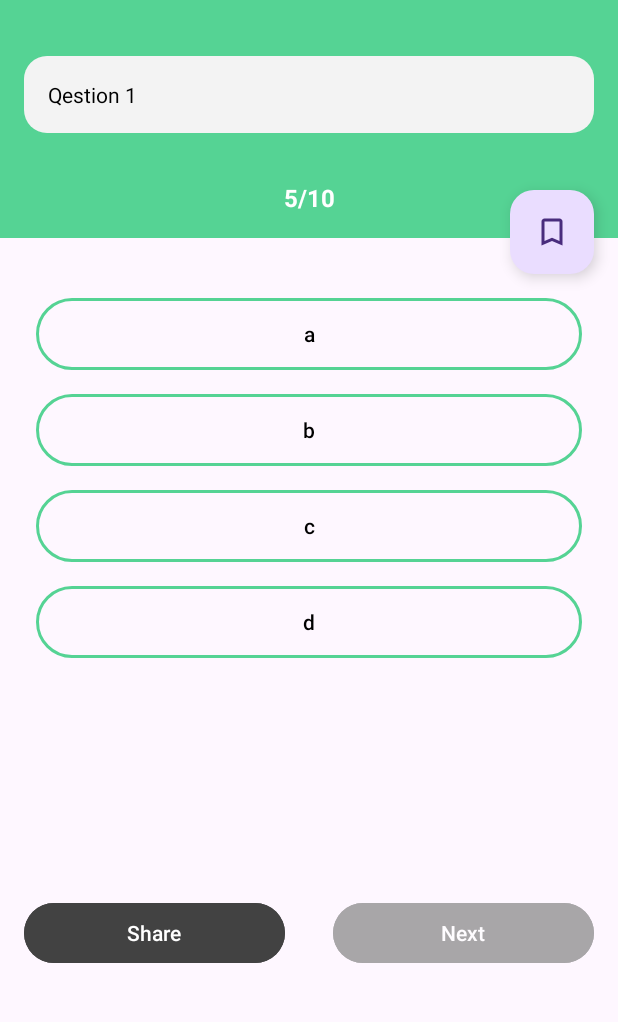
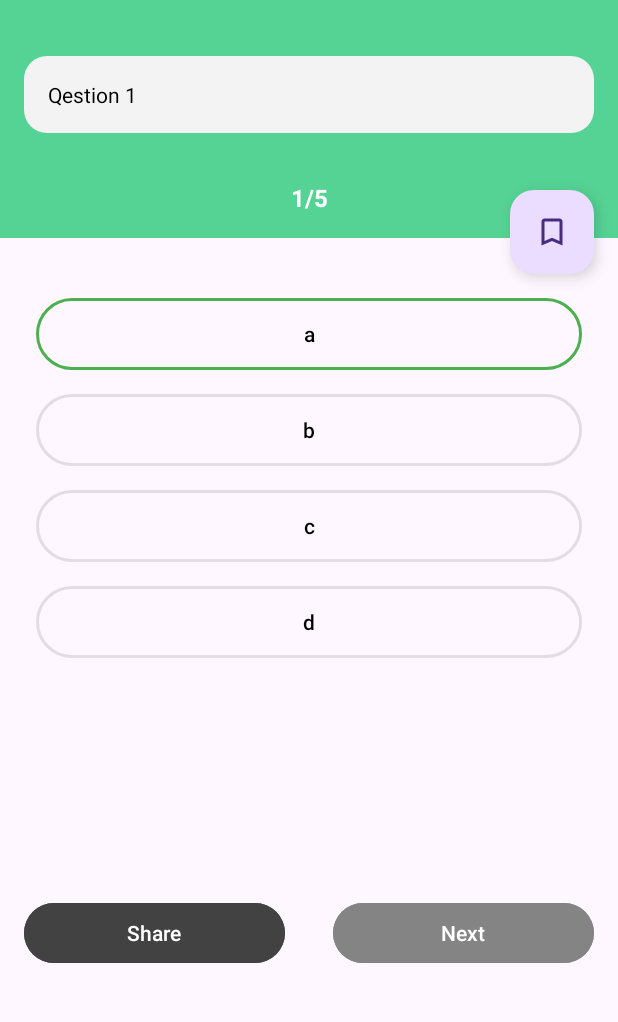
Before and after one commit to wejdeneChroud/Quiz_Game_Android_Studio, an Android app: the QuestionsActivity screen opened directly, with no data from a screen before it, after a tap on an icon or button, on a phone screen of 412 x 824 dp, the part 64-1086 px from its top. Run offline under Robolectric (Android 15) with nearby library versions, the phone set to English and light mode, and no system bars; 2 other taps on this screen came first.

Commit message:
question options optimization

```diff
--- a/app/src/main/java/com/example/quizzer/CategoryAdapter.java
+++ b/app/src/main/java/com/example/quizzer/CategoryAdapter.java
@@ -49,7 +49,7 @@ public class CategoryAdapter extends RecyclerView.Adapter<CategoryAdapter.Viewho
 
         public Viewholder(@NonNull View itemView) {
             super(itemView);
-            imageView = itemView.findViewById(R.id.image_view); // Replace with your actual ID
+            imageView = itemView.findViewById(R.id.image_view);
             title = itemView.findViewById(R.id.title);
         }
 
--- a/app/src/main/java/com/example/quizzer/QuestionsActivity.java
+++ b/app/src/main/java/com/example/quizzer/QuestionsActivity.java
@@ -1,6 +1,8 @@
 package com.example.quizzer;
 
 import android.animation.Animator;
+import android.content.res.ColorStateList;
+import android.graphics.Color;
 import android.os.Bundle;
 import android.view.View;
 import android.view.animation.DecelerateInterpolator;
@@ -30,6 +32,7 @@ public class QuestionsActivity extends AppCompatActivity {
     private int count = 0;
     private List<QuestionModel> list;
     private int position = 0;
+    private int score = 0;
 
     @Override
     protected void onCreate(Bundle savedInstanceState) {
@@ -58,25 +61,28 @@ public class QuestionsActivity extends AppCompatActivity {
         list.add(new QuestionModel("Qestion 3","a","b","c","d","c"));
         list.add(new QuestionModel("Qestion 4","a","b","c","d","d"));
         list.add(new QuestionModel("Qestion 5","a","b","c","d","a"));
-        list.add(new QuestionModel("Qestion 6","a","b","c","d","b"));
-        list.add(new QuestionModel("Qestion 7","a","b","c","d","c"));
-        list.add(new QuestionModel("Qestion 8","a","b","c","d","d"));
-        list.add(new QuestionModel("Qestion 9","a","b","c","d","a"));
-        list.add(new QuestionModel("Qestion 10","a","b","c","d","b"));
 
         for (int i = 0; i < 4; i++){
             optionsContainer.getChildAt(i).setOnClickListener(new View.OnClickListener() {
                 @Override
                 public void onClick(View v) {
-
+                    checkAnswer((Button)v);
                 }
             });
         }
 
-
+        playanim(question,0,list.get(position).getQuestion());
         nextBtn.setOnClickListener(new View.OnClickListener() {
             @Override
             public void onClick(View view) {
+                nextBtn.setEnabled(false);
+                nextBtn.setAlpha(0.7f);
+                enableOption(true);
+                position++;
+                if (position == list.size()) {
+                    //// score activity
+                    return;
+                }
                 count = 0;
                 playanim(question,0, list.get(position).getQuestion());
             }
@@ -88,7 +94,7 @@ public class QuestionsActivity extends AppCompatActivity {
                 .setInterpolator(new DecelerateInterpolator()).setListener(new Animator.AnimatorListener() {
                     @Override
                     public void onAnimationStart(@NonNull Animator animator) {
-                        if (value == 0) {
+                        if (value == 0 && count < 4) {
                             String option = "";
                             if (count == 0){
                                 option = list.get(position).getOptionA();
@@ -106,8 +112,14 @@ public class QuestionsActivity extends AppCompatActivity {
 
                     @Override
                     public void onAnimationEnd(@NonNull Animator animator) {
-                        ((TextView)view).setText(data);
                         if (value == 0) {
+                            try{
+                                ((TextView)view).setText(data);
+                                noIndicator.setText(position+1+"/"+list.size());
+                            }catch (ClassCastException ex){
+                                ((Button)view).setText(data);
+                            }
+                            view.setTag(data);
                             playanim(view,1, data);
                         }
                     }
@@ -125,4 +137,27 @@ public class QuestionsActivity extends AppCompatActivity {
 
     }
 
+    private void checkAnswer(Button selectedOption) {
+        enableOption(false);
+        nextBtn.setEnabled(true);
+        nextBtn.setAlpha(1);
+        if (selectedOption.getText().toString().equals(list.get(position).getCorrectANS())){
+            score++;
+            selectedOption.setBackgroundTintList(ColorStateList.valueOf(Color.parseColor("#4CAF50")));
+        }else{
+            selectedOption.setBackgroundTintList(ColorStateList.valueOf(Color.parseColor("#ff0000")));
+            Button correctOption = (Button) optionsContainer.findViewWithTag(list.get(position).getCorrectANS());
+            correctOption.setBackgroundTintList(ColorStateList.valueOf(Color.parseColor("#4CAF50")));
+        }
+    }
+
+    private void enableOption(boolean enable) {
+        for (int i = 0; i < 4; i++){
+            optionsContainer.getChildAt(i).setEnabled(enable);
+            if (enable) {
+                optionsContainer.getChildAt(i).setBackgroundTintList(ColorStateList.valueOf(Color.parseColor("#989898")));
+            }
+        }
+    }
+
 }
```
Also changed, not shown: app/src/main/java/com/example/quizzer/CategoriesActivity.java (+0 -12 lines).
